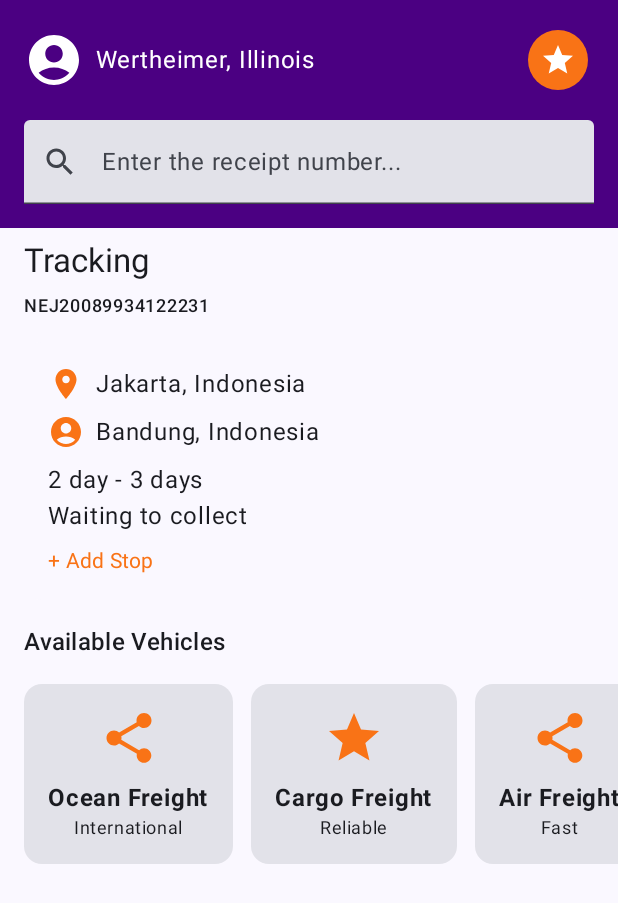
After one commit to somtorizm/MoniePointChallenge, an Android app built with Jetpack Compose: the HomeScreen screen opened through its navigation route, on a phone screen of 412 x 824 dp. The commit adds this screen. Shown: the top 903 px of the screen. Run offline under Robolectric (Android 15) with nearby library versions, the phone set to English and light mode, and no system bars; our stand-ins replace Dagger/Hilt's generated code.

Commit message:
import mock and skeleton framework for the

```diff
--- a/app/src/main/java/com/vectorinc/moniepointchallenge/MainActivity.kt
+++ b/app/src/main/java/com/vectorinc/moniepointchallenge/MainActivity.kt
@@ -5,16 +5,13 @@ import androidx.activity.ComponentActivity
 import androidx.activity.compose.setContent
 import androidx.activity.enableEdgeToEdge
 import androidx.compose.foundation.layout.fillMaxSize
-import androidx.compose.foundation.layout.padding
 import androidx.compose.material3.Scaffold
-import androidx.compose.material3.Text
-import androidx.compose.runtime.Composable
 import androidx.compose.ui.Modifier
-import androidx.compose.ui.tooling.preview.Preview
-import com.vectorinc.moniepointchallenge.ui.shipment.ShipmentHistoryScreen
-import com.vectorinc.moniepointchallenge.ui.shipment.sampleShipments
-import com.vectorinc.moniepointchallenge.ui.theme.MoniePointChallengeTheme
+import com.vectorinc.moniepointchallenge.theme.MoniePointChallengeTheme
+import com.vectorinc.moniepointchallenge.ui.MoniePointNavHost
+import dagger.hilt.android.AndroidEntryPoint
 
+@AndroidEntryPoint
 class MainActivity : ComponentActivity() {
     override fun onCreate(savedInstanceState: Bundle?) {
         super.onCreate(savedInstanceState)
@@ -22,10 +19,7 @@ class MainActivity : ComponentActivity() {
         setContent {
             MoniePointChallengeTheme {
                 Scaffold(modifier = Modifier.fillMaxSize()) { innerPadding ->
-                    ShipmentHistoryScreen(
-                        shipments = sampleShipments,
-                        modifier = Modifier.padding(innerPadding)
-                    )
+                    MoniePointNavHost(modifier = Modifier.fillMaxSize())
                 }
             }
         }
--- /dev/null
+++ b/app/src/main/java/com/vectorinc/moniepointchallenge/model/Shipment.kt
@@ -0,0 +1,9 @@
+package com.vectorinc.moniepointchallenge.model
+
+data class Shipment(
+    val number: String,
+    val sender: String,
+    val receiver: String,
+    val eta: String,
+    val status: String
+)
--- /dev/null
+++ b/app/src/main/java/com/vectorinc/moniepointchallenge/model/ShippingInfo.kt
@@ -0,0 +1,6 @@
+package com.vectorinc.moniepointchallenge.model
+
+data class ShippingInfo(
+    val shipment: Shipment,
+    val vehicles: List<VehicleOption>
+)
--- /dev/null
+++ b/app/src/main/java/com/vectorinc/moniepointchallenge/model/VehicleOption.kt
@@ -0,0 +1,7 @@
+package com.vectorinc.moniepointchallenge.model
+
+data class VehicleOption(
+    val name: String,
+    val description: String,
+    val iconName: String
+)
--- /dev/null
+++ b/app/src/main/java/com/vectorinc/moniepointchallenge/screens/HomeScreen.kt
@@ -0,0 +1,13 @@
+package com.vectorinc.moniepointchallenge.screens
+
+import androidx.compose.runtime.Composable
+import androidx.hilt.navigation.compose.hiltViewModel
+import com.vectorinc.moniepointchallenge.viewmodel.TrackingViewModel
+
+@Composable
+fun HomeScreen(viewModel: TrackingViewModel = hiltViewModel()) {
+    TrackingDashboardScreen(
+        shipment = viewModel.shipment,
+        vehicles = viewModel.vehicles
+    )
+}
--- /dev/null
+++ b/app/src/main/java/com/vectorinc/moniepointchallenge/screens/TrackingDashboardScreen.kt
@@ -0,0 +1,227 @@
+package com.vectorinc.moniepointchallenge.screens
+
+import androidx.compose.foundation.background
+import androidx.compose.foundation.clickable
+import androidx.compose.foundation.layout.Arrangement
+import androidx.compose.foundation.layout.Box
+import androidx.compose.foundation.layout.Column
+import androidx.compose.foundation.layout.PaddingValues
+import androidx.compose.foundation.layout.Row
+import androidx.compose.foundation.layout.Spacer
+import androidx.compose.foundation.layout.fillMaxWidth
+import androidx.compose.foundation.layout.height
+import androidx.compose.foundation.layout.padding
+import androidx.compose.foundation.layout.size
+import androidx.compose.foundation.layout.width
+import androidx.compose.foundation.lazy.LazyRow
+import androidx.compose.foundation.lazy.items
+import androidx.compose.foundation.rememberScrollState
+import androidx.compose.foundation.verticalScroll
+import androidx.compose.material.icons.Icons
+import androidx.compose.material.icons.filled.AccountCircle
+import androidx.compose.material.icons.filled.LocationOn
+import androidx.compose.material.icons.filled.Notifications
+import androidx.compose.material.icons.filled.Search
+import androidx.compose.material.icons.filled.Share
+import androidx.compose.material.icons.filled.Star
+import androidx.compose.material3.Card
+import androidx.compose.material3.CardDefaults
+import androidx.compose.material3.FilledIconButton
+import androidx.compose.material3.Icon
+import androidx.compose.material3.IconButtonDefaults
+import androidx.compose.material3.MaterialTheme
+import androidx.compose.material3.Text
+import androidx.compose.material3.TextField
+import androidx.compose.runtime.Composable
+import androidx.compose.runtime.mutableStateOf
+import androidx.compose.runtime.remember
+import androidx.compose.ui.Alignment
+import androidx.compose.ui.Modifier
+import androidx.compose.ui.graphics.Color
+import androidx.compose.ui.graphics.vector.ImageVector
+import androidx.compose.ui.text.font.FontWeight
+import androidx.compose.ui.tooling.preview.Preview
+import androidx.compose.ui.unit.dp
+import com.vectorinc.moniepointchallenge.model.Shipment
+import com.vectorinc.moniepointchallenge.model.VehicleOption
+import com.vectorinc.moniepointchallenge.theme.MoniePointChallengeTheme
+import com.vectorinc.moniepointchallenge.theme.OrangePrimary
+import com.vectorinc.moniepointchallenge.theme.TopSectionPurple
+
+
+@Composable
+fun TrackingDashboardScreen(
+    shipment: Shipment,
+    vehicles: List<VehicleOption>,
+    modifier: Modifier = Modifier
+) {
+    Column(
+        modifier
+            .verticalScroll(rememberScrollState())
+    ) {
+        TopHeader()
+        TrackingSection(shipment)
+        AvailableVehiclesSection(vehicles)
+    }
+}
+
+@Composable
+private fun TopHeader() {
+    val (query, setQuery) = remember { mutableStateOf("") }
+
+    Column(
+        modifier = Modifier
+            .fillMaxWidth()
+            .background(TopSectionPurple)
+            .padding(16.dp)
+    ) {
+        Row(
+            modifier = Modifier.fillMaxWidth(),
+            verticalAlignment = Alignment.CenterVertically,
+            horizontalArrangement = Arrangement.SpaceBetween
+        ) {
+            Row(verticalAlignment = Alignment.CenterVertically) {
+                Icon(
+                    imageVector = Icons.Default.AccountCircle,
+                    contentDescription = null,
+                    tint = Color.White,
+                    modifier = Modifier.size(40.dp)
+                )
+                Spacer(modifier = Modifier.width(8.dp))
+                Text("Wertheimer, Illinois", color = Color.White)
+            }
+            FilledIconButton(
+                onClick = {},
+                colors = IconButtonDefaults.filledIconButtonColors(containerColor = OrangePrimary)
+            ) {
+                Icon(
+                    imageVector = Icons.Default.Star,
+                    contentDescription = null,
+                    tint = Color.White
+                )
+            }
+        }
+        Spacer(modifier = Modifier.height(16.dp))
+        TextField(
+            value = query,
+            onValueChange = setQuery,
+            placeholder = { Text("Enter the receipt number...") },
+            leadingIcon = { Icon(Icons.Default.Search, contentDescription = null) },
+            modifier = Modifier.fillMaxWidth()
+        )
+    }
+}
+
+@Composable
+private fun TrackingSection(shipment: Shipment) {
+    Text(
+        "Tracking",
+        style = MaterialTheme.typography.titleLarge,
+        modifier = Modifier.padding(horizontal = 16.dp, vertical = 8.dp)
+    )
+    Text(
+        shipment.number,
+        style = MaterialTheme.typography.labelMedium,
+        modifier = Modifier.padding(horizontal = 16.dp)
+    )
+    Card(
+        modifier = Modifier
+            .fillMaxWidth()
+            .padding(16.dp),
+        colors = CardDefaults.cardColors(containerColor = MaterialTheme.colorScheme.surface)
+    ) {
+        Column(modifier = Modifier.padding(16.dp)) {
+            Row(verticalAlignment = Alignment.CenterVertically) {
+                Icon(
+                    Icons.Default.LocationOn,
+                    contentDescription = null,
+                    tint = OrangePrimary
+                )
+                Spacer(Modifier.width(8.dp))
+                Text(shipment.sender)
+            }
+            Spacer(Modifier.height(8.dp))
+            Row(verticalAlignment = Alignment.CenterVertically) {
+                Icon(Icons.Default.AccountCircle, contentDescription = null, tint = OrangePrimary)
+                Spacer(Modifier.width(8.dp))
+                Text(shipment.receiver)
+            }
+            Spacer(Modifier.height(8.dp))
+            Text(shipment.eta)
+            Text(shipment.status)
+            Spacer(Modifier.height(8.dp))
+            Text(
+                "+ Add Stop",
+                color = OrangePrimary,
+                modifier = Modifier.clickable { },
+                style = MaterialTheme.typography.bodyMedium
+            )
+        }
+    }
+}
+
+@Composable
+private fun AvailableVehiclesSection(options: List<VehicleOption>) {
+    Text(
+        "Available Vehicles",
+        style = MaterialTheme.typography.titleMedium,
+        modifier = Modifier.padding(horizontal = 16.dp)
+    )
+    LazyRow(
+        contentPadding = PaddingValues(16.dp),
+        horizontalArrangement = Arrangement.spacedBy(12.dp)
+    ) {
+        items(options) { option ->
+            VehicleCard(option)
+        }
+    }
+}
+
+@Composable
+private fun VehicleCard(option: VehicleOption) {
+    Card {
+        Column(
+            modifier = Modifier.padding(16.dp),
+            horizontalAlignment = Alignment.CenterHorizontally
+        ) {
+            Icon(
+                iconFromName(option.iconName),
+                contentDescription = null,
+                tint = OrangePrimary,
+                modifier = Modifier.size(40.dp)
+            )
+            Spacer(Modifier.height(8.dp))
+            Text(option.name, fontWeight = FontWeight.Bold)
+            Text(option.description, style = MaterialTheme.typography.bodySmall)
+        }
+    }
+}
+
+private fun iconFromName(name: String): ImageVector = when (name) {
+    "sailing" -> Icons.Default.Share
+    "local_shipping" -> Icons.Default.Star
+    "airplanemode_active" -> Icons.Default.Share
+    else -> Icons.Default.Notifications
+}
+
+val sampleShipment = Shipment(
+    number = "NEJ20089934122231",
+    sender = "Jakarta, Indonesia",
+    receiver = "Bandung, Indonesia",
+    eta = "2 day - 3 days",
+    status = "Waiting to collect"
+)
+
+val sampleVehicles = listOf(
+    VehicleOption("Ocean Freight", "International", "sailing"),
+    VehicleOption("Cargo Freight", "Reliable", "local_shipping"),
+    VehicleOption("Air Freight", "Fast", "airplanemode_active")
+)
+
+@Preview(showBackground = true)
+@Composable
+private fun TrackingDashboardPreview() {
+    MoniePointChallengeTheme  {
+        TrackingDashboardScreen(sampleShipment, sampleVehicles)
+    }
+}
--- a/app/src/main/java/com/vectorinc/moniepointchallenge/ui/theme/Color.kt
+++ b/app/src/main/java/com/vectorinc/moniepointchallenge/theme/Color.kt
@@ -1,4 +1,4 @@
-package com.vectorinc.moniepointchallenge.ui.theme
+package com.vectorinc.moniepointchallenge.theme
 
 import androidx.compose.ui.graphics.Color
 
--- a/app/src/main/java/com/vectorinc/moniepointchallenge/ui/theme/Theme.kt
+++ b/app/src/main/java/com/vectorinc/moniepointchallenge/theme/Theme.kt
@@ -1,4 +1,4 @@
-package com.vectorinc.moniepointchallenge.ui.theme
+package com.vectorinc.moniepointchallenge.theme
 
 import android.app.Activity
 import android.os.Build
--- a/app/src/main/java/com/vectorinc/moniepointchallenge/ui/theme/Type.kt
+++ b/app/src/main/java/com/vectorinc/moniepointchallenge/theme/Type.kt
@@ -1,4 +1,4 @@
-package com.vectorinc.moniepointchallenge.ui.theme
+package com.vectorinc.moniepointchallenge.theme
 
 import androidx.compose.material3.Typography
 import androidx.compose.ui.text.TextStyle
--- /dev/null
+++ b/app/src/main/java/com/vectorinc/moniepointchallenge/ui/NavGraph.kt
@@ -0,0 +1,32 @@
+package com.vectorinc.moniepointchallenge.ui
+
+import androidx.compose.runtime.Composable
+import androidx.compose.ui.Modifier
+import androidx.navigation.NavHostController
+import androidx.navigation.compose.NavHost
+import androidx.navigation.compose.composable
+import androidx.navigation.compose.rememberNavController
+import com.vectorinc.moniepointchallenge.screens.CalculateScreen
+import com.vectorinc.moniepointchallenge.screens.HomeScreen
+import com.vectorinc.moniepointchallenge.screens.ProfileScreen
+import com.vectorinc.moniepointchallenge.screens.ShippingScreen
+
+sealed class Screen(val route: String) {
+    object Home : Screen("home")
+    object Calculate : Screen("calculate")
+    object Shipping : Screen("shipping")
+    object Profile : Screen("profile")
+}
+
+@Composable
+fun MoniePointNavHost(
+    navController: NavHostController = rememberNavController(),
+    modifier: Modifier = Modifier
+) {
+    NavHost(navController = navController, startDestination = Screen.Home.route, modifier = modifier) {
+        composable(Screen.Home.route) { HomeScreen() }
+        composable(Screen.Calculate.route) { CalculateScreen() }
+        composable(Screen.Shipping.route) { ShippingScreen() }
+        composable(Screen.Profile.route) { ProfileScreen() }
+    }
+}
--- /dev/null
+++ b/app/src/main/java/com/vectorinc/moniepointchallenge/viewmodel/TrackingViewModel.kt
@@ -0,0 +1,14 @@
+package com.vectorinc.moniepointchallenge.viewmodel
+
+import androidx.lifecycle.ViewModel
+import com.vectorinc.moniepointchallenge.model.ShippingInfo
+import dagger.hilt.android.lifecycle.HiltViewModel
+import javax.inject.Inject
+
+@HiltViewModel
+class TrackingViewModel @Inject constructor(
+    shippingInfo: ShippingInfo
+) : ViewModel() {
+    val shipment = shippingInfo.shipment
+    val vehicles = shippingInfo.vehicles
+}
```
Also changed, not shown: app/src/main/assets/shipments.json (added, +14 -0 lines), app/src/main/java/com/vectorinc/moniepointchallenge/di/RepositoryModule.kt (added, +45 -0 lines), app/src/main/java/com/vectorinc/moniepointchallenge/screens/CalculateScreen.kt (added, +9 -0 lines), app/src/main/java/com/vectorinc/moniepointchallenge/screens/ProfileScreen.kt (added, +9 -0 lines), app/src/main/java/com/vectorinc/moniepointchallenge/screens/ShippingScreen.kt (added, +9 -0 lines), app/src/main/java/com/vectorinc/moniepointchallenge/ui/shipment/Shipment.kt (deleted, +0 -15 lines), app/src/main/java/com/vectorinc/moniepointchallenge/ui/shipment/ShipmentHistoryScreen.kt (deleted, +0 -129 lines), app/src/main/java/com/vectorinc/moniepointchallenge/ui/shipment/sampleShipments.kt (deleted, +0 -36 lines).
